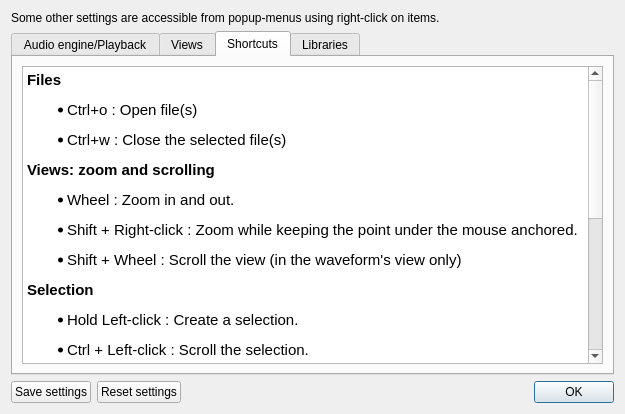
This is src/wdialogsettings.ui in gillesdegottex/dfasma as Qt 5 draws it before an edit. The edited form follows.
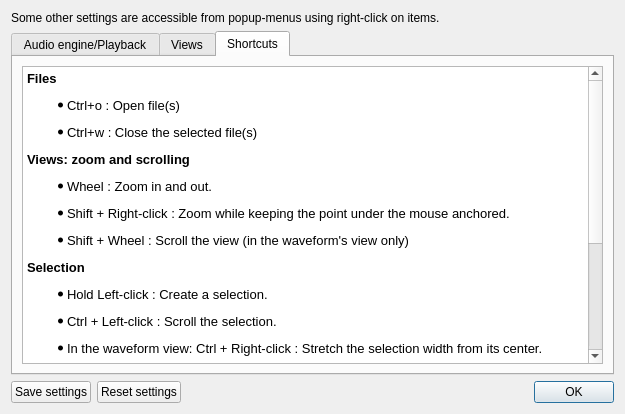
This is the edited form. The open tabs and pages were chosen to show the change.

```diff
--- a/src/wdialogsettings.ui
+++ b/src/wdialogsettings.ui
@@ -319,52 +319,27 @@
 &lt;html&gt;&lt;head&gt;&lt;meta name=&quot;qrichtext&quot; content=&quot;1&quot; /&gt;&lt;style type=&quot;text/css&quot;&gt;
 p, li { white-space: pre-wrap; }
 &lt;/style&gt;&lt;/head&gt;&lt;body style=&quot; font-family:'Ubuntu'; font-size:11pt; font-weight:400; font-style:normal;&quot;&gt;
-&lt;p style=&quot; margin-top:12px; margin-bottom:12px; margin-left:0px; margin-right:0px; -qt-block-indent:0; text-indent:0px;&quot;&gt;&lt;span style=&quot; font-weight:600;&quot;&gt;Files&lt;/span&gt;&lt;/p&gt;
-&lt;ul style=&quot;margin-top: 0px; margin-bottom: 0px; margin-left: 0px; margin-right: 0px; -qt-list-indent: 1;&quot;&gt;&lt;li style=&quot; margin-top:12px; margin-bottom:12px; margin-left:0px; margin-right:0px; -qt-block-indent:0; text-indent:0px;&quot;&gt;Ctrl+o : Open file(s)&lt;/li&gt;
-&lt;li style=&quot; margin-top:12px; margin-bottom:12px; margin-left:0px; margin-right:0px; -qt-block-indent:0; text-indent:0px;&quot;&gt;Ctrl+w : Close the selected file(s)&lt;/li&gt;&lt;/ul&gt;
-&lt;p style=&quot; margin-top:12px; margin-bottom:12px; margin-left:0px; margin-right:0px; -qt-block-indent:0; text-indent:0px;&quot;&gt;&lt;span style=&quot; font-weight:600;&quot;&gt;Views: zoom and scrolling&lt;/span&gt;&lt;/p&gt;
-&lt;ul style=&quot;margin-top: 0px; margin-bottom: 0px; margin-left: 0px; margin-right: 0px; -qt-list-indent: 1;&quot;&gt;&lt;li style=&quot; margin-top:12px; margin-bottom:12px; margin-left:0px; margin-right:0px; -qt-block-indent:0; text-indent:0px;&quot;&gt;Wheel : Zoom in and out.&lt;/li&gt;
-&lt;li style=&quot; margin-top:12px; margin-bottom:12px; margin-left:0px; margin-right:0px; -qt-block-indent:0; text-indent:0px;&quot;&gt;Shift + Right-click : Zoom while keeping the point under the mouse anchored.&lt;/li&gt;&lt;/ul&gt;
-&lt;ul style=&quot;margin-top: 0px; margin-bottom: 0px; margin-left: 0px; margin-right: 0px; -qt-list-indent: 1;&quot;&gt;&lt;li style=&quot; margin-top:12px; margin-bottom:12px; margin-left:0px; margin-right:0px; -qt-block-indent:0; text-indent:0px;&quot;&gt;Shift + Wheel : Scroll the view (in the waveform's view only)&lt;/li&gt;&lt;/ul&gt;
-&lt;p style=&quot; margin-top:12px; margin-bottom:12px; margin-left:0px; margin-right:0px; -qt-block-indent:0; text-indent:0px;&quot;&gt;&lt;span style=&quot; font-weight:600;&quot;&gt;Selection&lt;/span&gt;&lt;/p&gt;
-&lt;ul style=&quot;margin-top: 0px; margin-bottom: 0px; margin-left: 0px; margin-right: 0px; -qt-list-indent: 1;&quot;&gt;&lt;li style=&quot; margin-top:12px; margin-bottom:12px; margin-left:0px; margin-right:0px; -qt-block-indent:0; text-indent:0px;&quot;&gt;Hold Left-click : Create a selection.&lt;/li&gt;
-&lt;li style=&quot; margin-top:12px; margin-bottom:12px; margin-left:0px; margin-right:0px; -qt-block-indent:0; text-indent:0px;&quot;&gt;Ctrl + Left-click : Scroll the selection.&lt;/li&gt;
-&lt;li style=&quot; margin-top:12px; margin-bottom:12px; margin-left:0px; margin-right:0px; -qt-block-indent:0; text-indent:0px;&quot;&gt;In the waveform view: Ctrl + Right-click : Stretch the selection width from its center.&lt;/li&gt;
-&lt;li style=&quot; margin-top:12px; margin-bottom:12px; margin-left:0px; margin-right:0px; -qt-block-indent:0; text-indent:0px;&quot;&gt;In phase view: Ctrl+Shift + Left-click : Scroll the selection of the waveform.&lt;/li&gt;&lt;/ul&gt;
-&lt;p style=&quot; margin-top:12px; margin-bottom:12px; margin-left:0px; margin-right:0px; -qt-block-indent:0; text-indent:0px;&quot;&gt;&lt;span style=&quot; font-weight:600;&quot;&gt;Playback&lt;/span&gt;&lt;/p&gt;
-&lt;ul style=&quot;margin-top: 0px; margin-bottom: 0px; margin-left: 0px; margin-right: 0px; -qt-list-indent: 1;&quot;&gt;&lt;li style=&quot; margin-top:12px; margin-bottom:12px; margin-left:0px; margin-right:0px; -qt-block-indent:0; text-indent:0px;&quot;&gt;Space : Play from the play cursor or the current selection of the selected file.&lt;/li&gt;
-&lt;li style=&quot; margin-top:12px; margin-bottom:12px; margin-left:0px; margin-right:0px; -qt-block-indent:0; text-indent:0px;&quot;&gt;Ctrl + Space : Play current selection while filtering the sound according to the spectral selection.&lt;br /&gt;The filtered time section then becomes redish in order to inform that the waveform has been temporarily altered.&lt;br /&gt;Playing the sound by pressing the Space bar again will restore the original waveform.&lt;/li&gt;&lt;/ul&gt;
-&lt;p style=&quot;-qt-paragraph-type:empty; margin-top:12px; margin-bottom:12px; margin-left:0px; margin-right:0px; -qt-block-indent:0; text-indent:0px; font-family:'MS Shell Dlg 2';&quot;&gt;&lt;br /&gt;&lt;/p&gt;&lt;/body&gt;&lt;/html&gt;</string>
+&lt;p style=&quot; margin-top:12px; margin-bottom:12px; margin-left:0px; margin-right:0px; -qt-block-indent:0; text-indent:0px;&quot;&gt;&lt;span style=&quot; font-size:10pt; font-weight:600;&quot;&gt;Files&lt;/span&gt;&lt;/p&gt;
+&lt;ul style=&quot;margin-top: 0px; margin-bottom: 0px; margin-left: 0px; margin-right: 0px; -qt-list-indent: 1;&quot;&gt;&lt;li style=&quot; font-size:10pt;&quot; style=&quot; margin-top:12px; margin-bottom:12px; margin-left:0px; margin-right:0px; -qt-block-indent:0; text-indent:0px;&quot;&gt;Ctrl+o : Open file(s)&lt;/li&gt;
+&lt;li style=&quot; font-size:10pt;&quot; style=&quot; margin-top:12px; margin-bottom:12px; margin-left:0px; margin-right:0px; -qt-block-indent:0; text-indent:0px;&quot;&gt;Ctrl+w : Close the selected file(s)&lt;/li&gt;&lt;/ul&gt;
+&lt;p style=&quot; margin-top:12px; margin-bottom:12px; margin-left:0px; margin-right:0px; -qt-block-indent:0; text-indent:0px;&quot;&gt;&lt;span style=&quot; font-size:10pt; font-weight:600;&quot;&gt;Views: zoom and scrolling&lt;/span&gt;&lt;/p&gt;
+&lt;ul style=&quot;margin-top: 0px; margin-bottom: 0px; margin-left: 0px; margin-right: 0px; -qt-list-indent: 1;&quot;&gt;&lt;li style=&quot; font-size:10pt;&quot; style=&quot; margin-top:12px; margin-bottom:12px; margin-left:0px; margin-right:0px; -qt-block-indent:0; text-indent:0px;&quot;&gt;Wheel : Zoom in and out.&lt;/li&gt;
+&lt;li style=&quot; font-size:10pt;&quot; style=&quot; margin-top:12px; margin-bottom:12px; margin-left:0px; margin-right:0px; -qt-block-indent:0; text-indent:0px;&quot;&gt;Shift + Right-click : Zoom while keeping the point under the mouse anchored.&lt;/li&gt;&lt;/ul&gt;
+&lt;ul style=&quot;margin-top: 0px; margin-bottom: 0px; margin-left: 0px; margin-right: 0px; -qt-list-indent: 1;&quot;&gt;&lt;li style=&quot; font-size:10pt;&quot; style=&quot; margin-top:12px; margin-bottom:12px; margin-left:0px; margin-right:0px; -qt-block-indent:0; text-indent:0px;&quot;&gt;Shift + Wheel : Scroll the view (in the waveform's view only)&lt;/li&gt;&lt;/ul&gt;
+&lt;p style=&quot; margin-top:12px; margin-bottom:12px; margin-left:0px; margin-right:0px; -qt-block-indent:0; text-indent:0px;&quot;&gt;&lt;span style=&quot; font-size:10pt; font-weight:600;&quot;&gt;Selection&lt;/span&gt;&lt;/p&gt;
+&lt;ul style=&quot;margin-top: 0px; margin-bottom: 0px; margin-left: 0px; margin-right: 0px; -qt-list-indent: 1;&quot;&gt;&lt;li style=&quot; font-size:10pt;&quot; style=&quot; margin-top:12px; margin-bottom:12px; margin-left:0px; margin-right:0px; -qt-block-indent:0; text-indent:0px;&quot;&gt;Hold Left-click : Create a selection.&lt;/li&gt;
+&lt;li style=&quot; font-size:10pt;&quot; style=&quot; margin-top:12px; margin-bottom:12px; margin-left:0px; margin-right:0px; -qt-block-indent:0; text-indent:0px;&quot;&gt;Ctrl + Left-click : Scroll the selection.&lt;/li&gt;
+&lt;li style=&quot; font-size:10pt;&quot; style=&quot; margin-top:12px; margin-bottom:12px; margin-left:0px; margin-right:0px; -qt-block-indent:0; text-indent:0px;&quot;&gt;In the waveform view: Ctrl + Right-click : Stretch the selection width from its center.&lt;/li&gt;
+&lt;li style=&quot; font-size:10pt;&quot; style=&quot; margin-top:12px; margin-bottom:12px; margin-left:0px; margin-right:0px; -qt-block-indent:0; text-indent:0px;&quot;&gt;In phase view: Ctrl+Shift + Left-click : Scroll the selection of the waveform.&lt;/li&gt;&lt;/ul&gt;
+&lt;p style=&quot; margin-top:12px; margin-bottom:12px; margin-left:0px; margin-right:0px; -qt-block-indent:0; text-indent:0px;&quot;&gt;&lt;span style=&quot; font-size:10pt; font-weight:600;&quot;&gt;Playback&lt;/span&gt;&lt;/p&gt;
+&lt;ul style=&quot;margin-top: 0px; margin-bottom: 0px; margin-left: 0px; margin-right: 0px; -qt-list-indent: 1;&quot;&gt;&lt;li style=&quot; font-size:10pt;&quot; style=&quot; margin-top:12px; margin-bottom:12px; margin-left:0px; margin-right:0px; -qt-block-indent:0; text-indent:0px;&quot;&gt;Space : Play from the play cursor or the current selection of the selected file.&lt;/li&gt;
+&lt;li style=&quot; font-size:10pt;&quot; style=&quot; margin-top:12px; margin-bottom:12px; margin-left:0px; margin-right:0px; -qt-block-indent:0; text-indent:0px;&quot;&gt;Ctrl + Space : Play current selection while filtering the sound according to the spectral selection.&lt;br /&gt;The filtered time section then becomes redish in order to inform that the waveform has been temporarily altered.&lt;br /&gt;Playing the sound by pressing the Space bar again will restore the original waveform.&lt;/li&gt;&lt;/ul&gt;
+&lt;p style=&quot;-qt-paragraph-type:empty; margin-top:12px; margin-bottom:12px; margin-left:0px; margin-right:0px; -qt-block-indent:0; text-indent:0px; font-family:'MS Shell Dlg 2'; font-size:10pt;&quot;&gt;&lt;br /&gt;&lt;/p&gt;&lt;/body&gt;&lt;/html&gt;</string>
          </property>
         </widget>
        </item>
       </layout>
      </widget>
-     <widget class="QWidget" name="tabLibraries">
-      <attribute name="title">
-       <string>Libraries</string>
-      </attribute>
-      <layout class="QVBoxLayout" name="verticalLayout_3">
-       <item>
-        <widget class="QLabel" name="label">
-         <property name="font">
-          <font>
-           <italic>true</italic>
-          </font>
-         </property>
-         <property name="text">
-          <string>For reading audio files :</string>
-         </property>
-        </widget>
-       </item>
-       <item>
-        <widget class="QTextBrowser" name="lblLibraryAudioFileReading"/>
-       </item>
-       <item>
-        <layout class="QVBoxLayout" name="vlLibraries"/>
-       </item>
-      </layout>
-     </widget>
     </widget>
    </item>
    <item>
```
Left out of the diff: 2 changed lines with no effect on the pictures.
